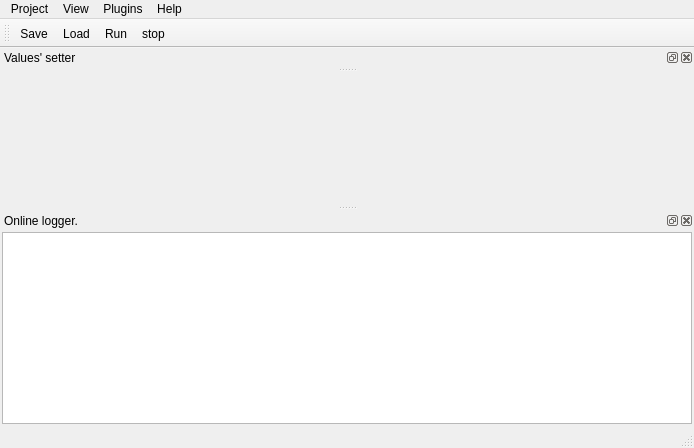
Above: src/rio/view.ui from rasmadeus/Rissile before the change. Below: the same form after it.
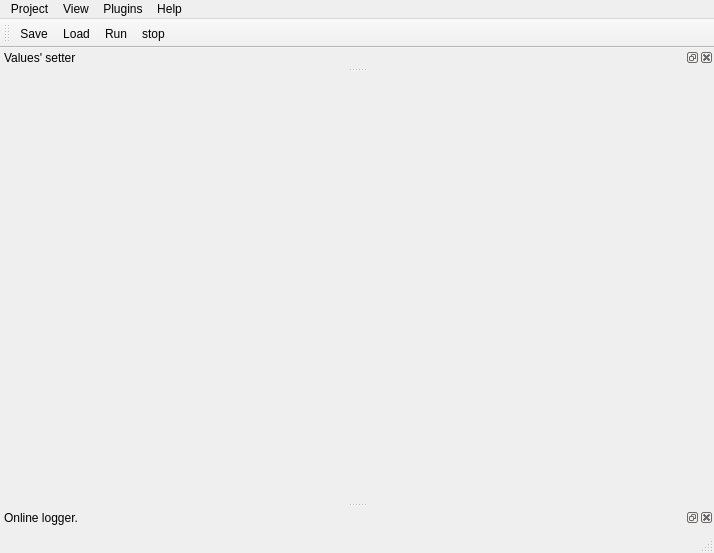
That is the form after the change. Icons and pictures are not drawn.

Patch:
```diff
--- a/src/rio/view.ui
+++ b/src/rio/view.ui
@@ -6,8 +6,8 @@
    <rect>
     <x>0</x>
     <y>0</y>
-    <width>694</width>
-    <height>448</height>
+    <width>714</width>
+    <height>553</height>
    </rect>
   </property>
   <property name="windowTitle">
@@ -64,19 +64,6 @@
      <property name="margin">
       <number>2</number>
      </property>
-     <item>
-      <widget class="QTextEdit" name="logger">
-       <property name="documentTitle">
-        <string/>
-       </property>
-       <property name="undoRedoEnabled">
-        <bool>false</bool>
-       </property>
-       <property name="readOnly">
-        <bool>true</bool>
-       </property>
-      </widget>
-     </item>
     </layout>
    </widget>
   </widget>
@@ -109,7 +96,7 @@
     <rect>
      <x>0</x>
      <y>0</y>
-     <width>694</width>
+     <width>714</width>
      <height>21</height>
     </rect>
    </property>
```
Left out of the diff: 25 changed lines with no effect on the pictures.
